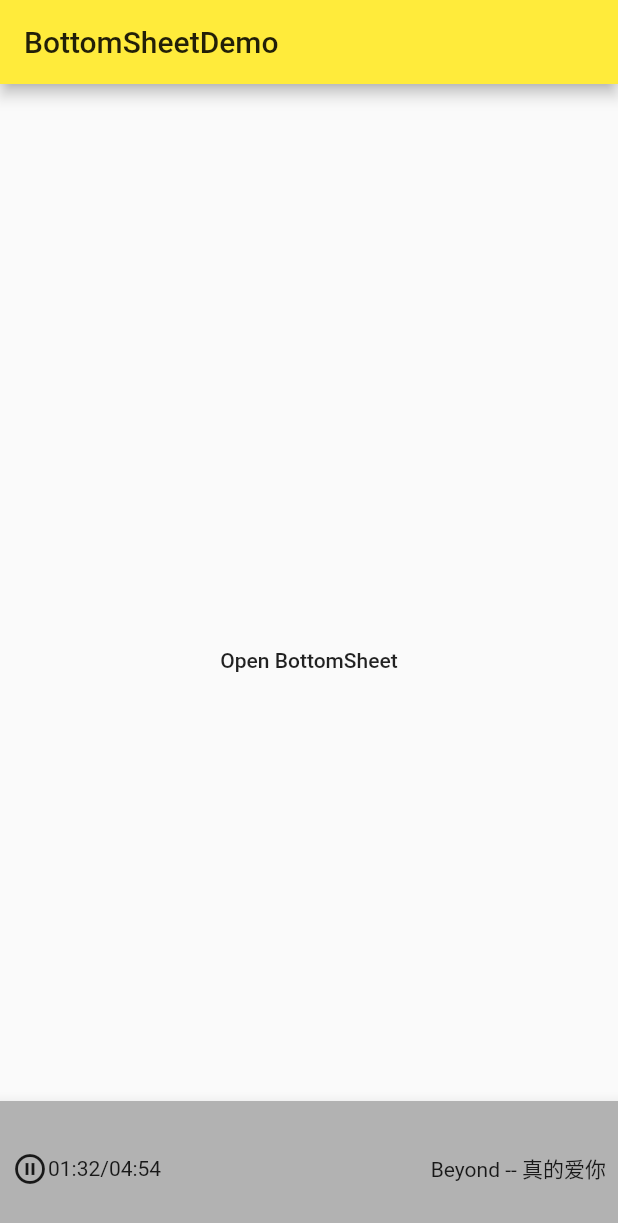
After one commit to weiliushuai/Flutterhello, a Flutter app: the BottonSheetDemo screen opened directly, after a tap on "Open BottomSheet", on a phone screen of 412 x 824 dp. The commit adds this screen. Shown: the top 1223 px of the screen. Run offline on Flutter 3.47's test engine with Material 2 defaults, Android fonts, the phone set to English and light mode, and no system bars.

Commit message:
alerDialog，BottonSheet的提交

```diff
--- /dev/null
+++ b/lib/demo/bottom_sheet_demo.dart
@@ -0,0 +1,59 @@
+import 'package:flutter/material.dart';
+
+class BottonSheetDemo extends StatefulWidget {
+  @override
+  _BottonSheetDemoState createState() => _BottonSheetDemoState();
+}
+
+class _BottonSheetDemoState extends State<BottonSheetDemo> {
+  final _bottomSheetScaffold = GlobalKey<ScaffoldState>();
+  _openBottonSheet() {
+    _bottomSheetScaffold.currentState.showBottomSheet((BuildContext context) {
+      return BottomAppBar(
+        child: Container(
+          height: 90.0,
+          width: double.infinity,
+          padding: EdgeInsets.all(8.0),
+          color: Colors.black.withOpacity(0.3),
+          child: Row(
+            children: <Widget>[
+              Icon(Icons.pause_circle_outline),
+              Text("01:32/04:54"),
+              Expanded(
+                  child: Text(
+                "Beyond -- 真的爱你",
+                textAlign: TextAlign.right,
+              )),
+            ],
+          ),
+        ),
+      );
+    });
+  }
+
+  @override
+  Widget build(BuildContext context) {
+    return Scaffold(
+      key: _bottomSheetScaffold,
+      appBar: AppBar(
+        title: Text("BottomSheetDemo"),
+      ),
+      body: Container(
+        child: Column(
+          mainAxisAlignment: MainAxisAlignment.center,
+          children: <Widget>[
+            Row(
+              mainAxisAlignment: MainAxisAlignment.center,
+              children: <Widget>[
+                FlatButton(
+                  child: Text("Open BottomSheet"),
+                  onPressed: _openBottonSheet,
+                ),
+              ],
+            ),
+          ],
+        ),
+      ),
+    );
+  }
+}
```
Also changed, not shown: lib/demo/alerdialog_demo.dart (+74 -0 lines), lib/demo/material_components.dart (+13 -1 lines).
